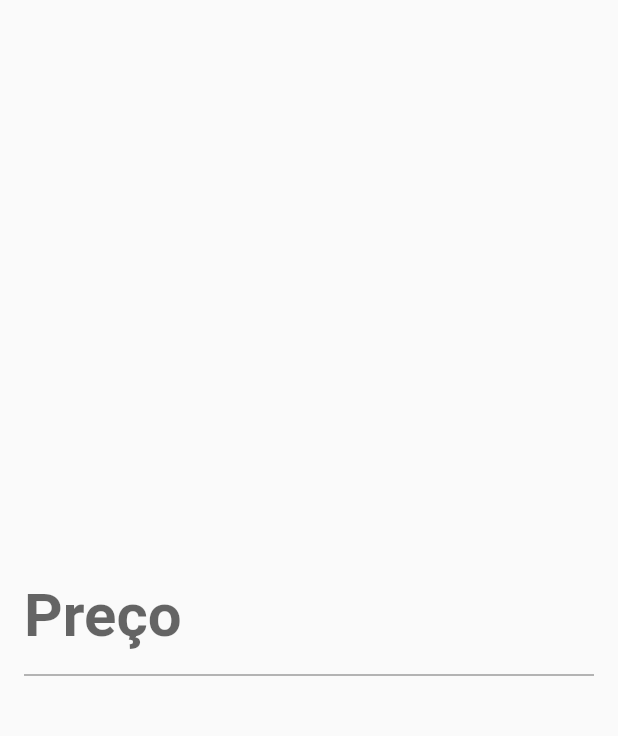
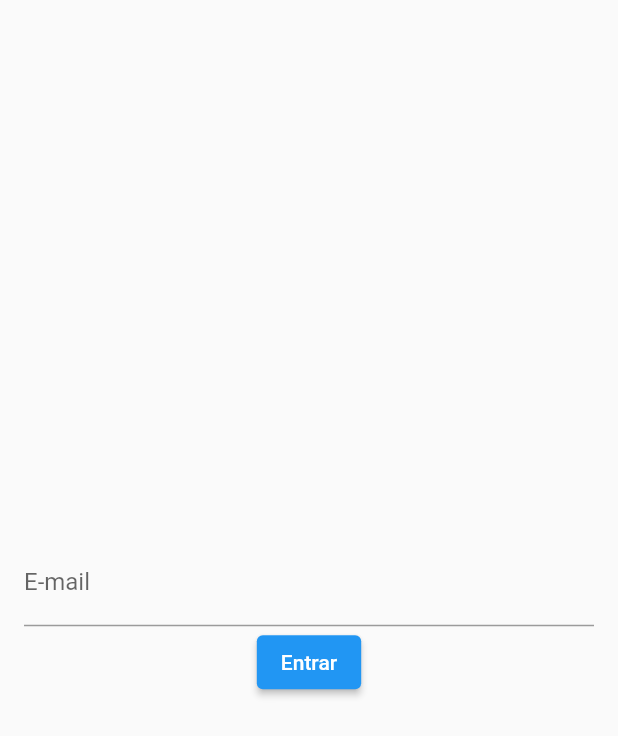
Before and after one commit to mateusopaiva/todo_list, a Flutter app: the screen it shows after launch, on a phone screen of 412 x 824 dp. Shown: the top 736 px of the screen. Run offline on Flutter 3.47's test engine with Material 2 defaults, Android fonts, the phone set to English and light mode, and no system bars.

Commit message:
Monitorando Mudancas no Campo

```diff
--- a/lib/pages/todo_list_page.dart
+++ b/lib/pages/todo_list_page.dart
@@ -1,35 +1,39 @@
 import 'package:flutter/material.dart';
 
 class TodoListPage extends StatelessWidget {
-  const TodoListPage({Key? key}) : super(key: key);
+  TodoListPage({Key? key}) : super(key: key);
+
+  final TextEditingController emailController = TextEditingController();
 
   @override
   Widget build(BuildContext context) {
-    return const Scaffold(
+    return Scaffold(
       body: Center(
         child: Padding(
-          padding: EdgeInsets.symmetric(horizontal: 16),
-          child: TextField(
-            decoration: InputDecoration(
-              labelText: 'Preço',
-              hintText: 'exemplo@exemplo.com',
-              //border: InputBorder.none,
-              errorText: null,
-              prefixText: 'R\$ ',
-              suffixText: 'cm',
-              labelStyle: TextStyle(
-                fontSize: 40,
+          padding: const EdgeInsets.symmetric(horizontal: 16),
+          child: Column(
+            mainAxisSize: MainAxisSize.min,
+            children: [
+              TextField(
+                controller: emailController,
+                decoration: const InputDecoration(
+                  labelText: 'E-mail',
+                ),
               ),
-            ),
-            //obscureText: true,
-            keyboardType: TextInputType.number,
-            style: TextStyle(
-              fontWeight: FontWeight.w700,
-              color: Colors.purple,
-            ),
+              ElevatedButton(
+                onPressed: login,
+                child: Text('Entrar'),
+              ),
+            ],
           ),
         ),
       ),
     );
   }
+
+  void login() {
+    String text = emailController.text;
+    print(text);
+    emailController.clear();
+  }
 }
```
